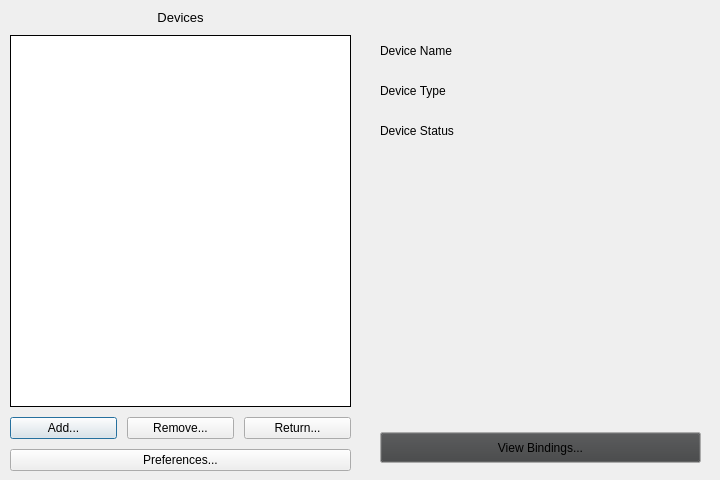
Qt form src/forms/midimg-window.ui (nhielost/obs-midi-mg) before a commit.
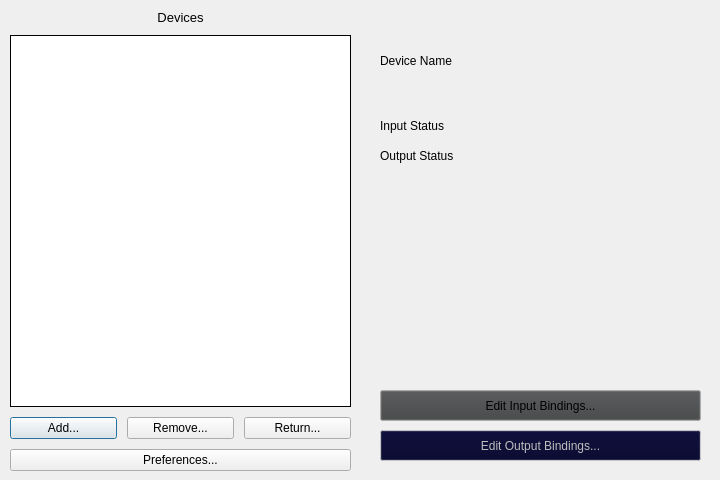
The same form after that commit. The open tabs and pages were chosen to show the change.

```diff
--- a/src/forms/midimg-window.ui
+++ b/src/forms/midimg-window.ui
@@ -245,7 +245,7 @@
      <property name="geometry">
       <rect>
        <x>10</x>
-       <y>422</y>
+       <y>380</y>
        <width>321</width>
        <height>31</height>
       </rect>
@@ -351,26 +351,7 @@
       <cursorShape>PointingHandCursor</cursorShape>
      </property>
      <property name="text">
-      <string>View Bindings...</string>
-     </property>
-    </widget>
-    <widget class="QLabel" name="device_type_label">
-     <property name="geometry">
-      <rect>
-       <x>10</x>
-       <y>70</y>
-       <width>101</width>
-       <height>21</height>
-      </rect>
-     </property>
-     <property name="font">
-      <font>
-       <family>Tahoma</family>
-       <pointsize>9</pointsize>
-      </font>
-     </property>
-     <property name="text">
-      <string>Device Type</string>
+      <string>Edit Input Bindings...</string>
      </property>
     </widget>
     <widget class="QLabel" name="device_name_label">
@@ -379,7 +360,7 @@
        <x>10</x>
        <y>30</y>
        <width>101</width>
-       <height>21</height>
+       <height>41</height>
       </rect>
      </property>
      <property name="font">
@@ -398,7 +379,7 @@
        <x>110</x>
        <y>30</y>
        <width>221</width>
-       <height>21</height>
+       <height>41</height>
       </rect>
      </property>
      <property name="font">
@@ -413,8 +394,30 @@
      <property name="alignment">
       <set>Qt::AlignRight|Qt::AlignTrailing|Qt::AlignVCenter</set>
      </property>
+     <property name="wordWrap">
+      <bool>true</bool>
+     </property>
     </widget>
-    <widget class="QLabel" name="device_type_text">
+    <widget class="QLabel" name="device_input_label">
+     <property name="geometry">
+      <rect>
+       <x>10</x>
+       <y>100</y>
+       <width>101</width>
+       <height>31</height>
+      </rect>
+     </property>
+     <property name="font">
+      <font>
+       <family>Tahoma</family>
+       <pointsize>9</pointsize>
+      </font>
+     </property>
+     <property name="text">
+      <string>Input Status</string>
+     </property>
+    </widget>
+    <widget class="QLabel" name="device_input_text">
      <property name="geometry">
       <rect>
        <x>110</x>
@@ -436,13 +439,129 @@
       <set>Qt::AlignRight|Qt::AlignTrailing|Qt::AlignVCenter</set>
      </property>
     </widget>
-    <widget class="QLabel" name="device_status_label">
+    <widget class="QPushButton" name="view_output_bindings_button">
+     <property name="enabled">
+      <bool>false</bool>
+     </property>
      <property name="geometry">
       <rect>
        <x>10</x>
-       <y>110</y>
+       <y>420</y>
+       <width>321</width>
+       <height>31</height>
+      </rect>
+     </property>
+     <property name="palette">
+      <palette>
+       <active>
+        <colorrole role="Button">
+         <brush brushstyle="SolidPattern">
+          <color alpha="255">
+           <red>0</red>
+           <green>0</green>
+           <blue>40</blue>
+          </color>
+         </brush>
+        </colorrole>
+        <colorrole role="Dark">
+         <brush brushstyle="SolidPattern">
+          <color alpha="255">
+           <red>0</red>
+           <green>0</green>
+           <blue>40</blue>
+          </color>
+         </brush>
+        </colorrole>
+        <colorrole role="Base">
+         <brush brushstyle="SolidPattern">
+          <color alpha="255">
+           <red>0</red>
+           <green>0</green>
+           <blue>40</blue>
+          </color>
+         </brush>
+        </colorrole>
+       </active>
+       <inactive>
+        <colorrole role="Button">
+         <brush brushstyle="SolidPattern">
+          <color alpha="255">
+           <red>64</red>
+           <green>65</green>
+           <blue>66</blue>
+          </color>
+         </brush>
+        </colorrole>
+        <colorrole role="Dark">
+         <brush brushstyle="SolidPattern">
+          <color alpha="255">
+           <red>64</red>
+           <green>65</green>
+           <blue>66</blue>
+          </color>
+         </brush>
+        </colorrole>
+        <colorrole role="Base">
+         <brush brushstyle="SolidPattern">
+          <color alpha="255">
+           <red>46</red>
+           <green>47</green>
+           <blue>48</blue>
+          </color>
+         </brush>
+        </colorrole>
+       </inactive>
+       <disabled>
+        <colorrole role="Button">
+         <brush brushstyle="SolidPattern">
+          <color alpha="255">
+           <red>0</red>
+           <green>0</green>
+           <blue>40</blue>
+          </color>
+         </brush>
+        </colorrole>
+        <colorrole role="Dark">
+         <brush brushstyle="SolidPattern">
+          <color alpha="255">
+           <red>0</red>
+           <green>0</green>
+           <blue>40</blue>
+          </color>
+         </brush>
+        </colorrole>
+        <colorrole role="Base">
+         <brush brushstyle="SolidPattern">
+          <color alpha="255">
+           <red>68</red>
+           <green>68</green>
+           <blue>68</blue>
+          </color>
+         </brush>
+        </colorrole>
+       </disabled>
+      </palette>
+     </property>
+     <property name="font">
+      <font>
+       <family>Tahoma</family>
+       <pointsize>9</pointsize>
+      </font>
+     </property>
+     <property name="cursor">
+      <cursorShape>PointingHandCursor</cursorShape>
+     </property>
+     <property name="text">
+      <string>Edit Output Bindings...</string>
+     </property>
+    </widget>
+    <widget class="QLabel" name="device_output_label">
+     <property name="geometry">
+      <rect>
+       <x>10</x>
+       <y>130</y>
        <width>101</width>
-       <height>21</height>
+       <height>31</height>
       </rect>
      </property>
      <property name="font">
@@ -452,16 +571,16 @@
       </font>
      </property>
      <property name="text">
-      <string>Device Status</string>
+      <string>Output Status</string>
      </property>
     </widget>
     <widget class="QLabel" name="device_status_text">
      <property name="geometry">
       <rect>
        <x>110</x>
-       <y>110</y>
+       <y>130</y>
        <width>221</width>
-       <height>21</height>
+       <height>31</height>
       </rect>
      </property>
      <property name="font">
@@ -471,7 +590,7 @@
       </font>
      </property>
      <property name="text">
-      <string>&lt;Device Status&gt;</string>
+      <string>&lt;Output Device Status&gt;</string>
      </property>
      <property name="alignment">
       <set>Qt::AlignRight|Qt::AlignTrailing|Qt::AlignVCenter</set>
```
Left out of the diff: 277 changed lines with no effect on the pictures.
